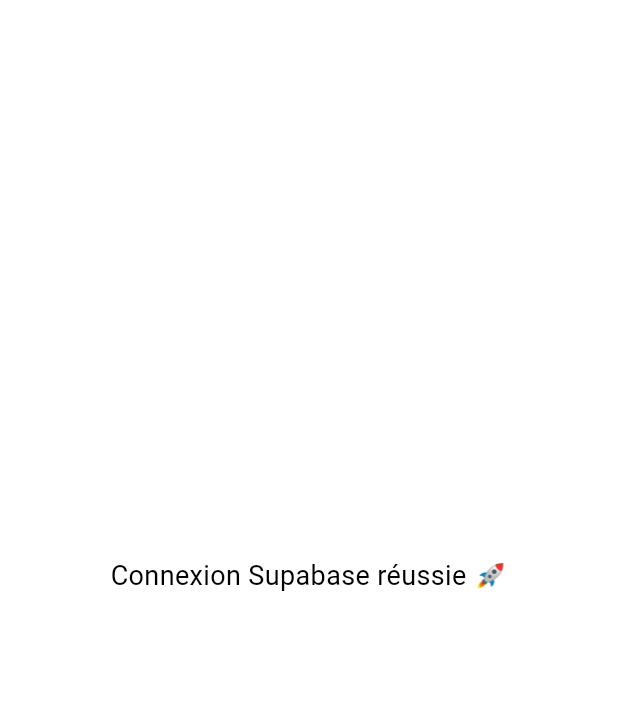
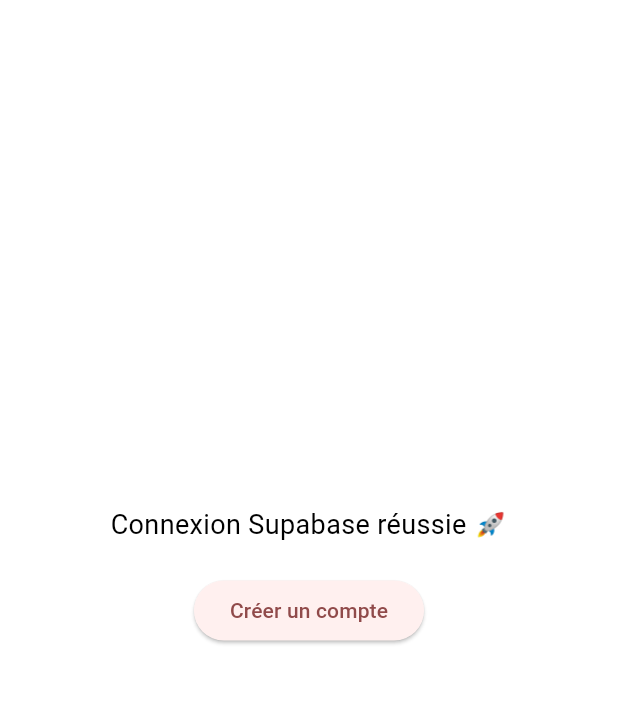
Before and after one commit to camillelazennec/budiz_app, a Flutter app: the screen it shows after launch, on a phone screen of 412 x 824 dp, the part 84-788 px from its top. Run offline on Flutter 3.47's test engine with Material 3 defaults, Android fonts, the phone set to English and light mode, and no system bars; our stand-ins replace supabase_flutter; accounts and stored records are empty.

Commit message:
feat : sing up page

```diff
--- a/lib/main.dart
+++ b/lib/main.dart
@@ -1,3 +1,4 @@
+import 'pages/sign_up_page.dart';
 import 'package:flutter/material.dart';
 import 'package:supabase_flutter/supabase_flutter.dart';
 import 'dart:async';
@@ -114,10 +115,25 @@
         ),
       ),
       backgroundColor: Colors.white,
-      body: const Center(
-        child: Text(
-          'Connexion Supabase réussie 🚀',
-          style: TextStyle(fontSize: 18, color: Colors.black),
+      body: Center(
+        child: Column(
+          mainAxisAlignment: MainAxisAlignment.center,
+          children: [
+            const Text(
+              'Connexion Supabase réussie 🚀',
+              style: TextStyle(fontSize: 18, color: Colors.black),
+            ),
+            const SizedBox(height: 20),
+            ElevatedButton(
+              onPressed: () {
+                Navigator.push(
+                  context,
+                  MaterialPageRoute(builder: (_) => SignUpPage()),
+                );
+              },
+              child: const Text('Créer un compte'),
+            ),
+          ],
         ),
       ),
     );
```
Also changed, not shown: lib/pages/sign_up_page.dart (added, +94 -0 lines).
